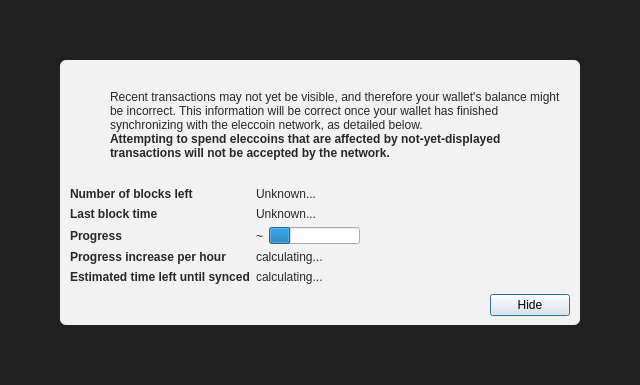
First picture: the form in src/qt/forms/modaloverlay.ui, repository eleccoin/eleccoin, before the edit.
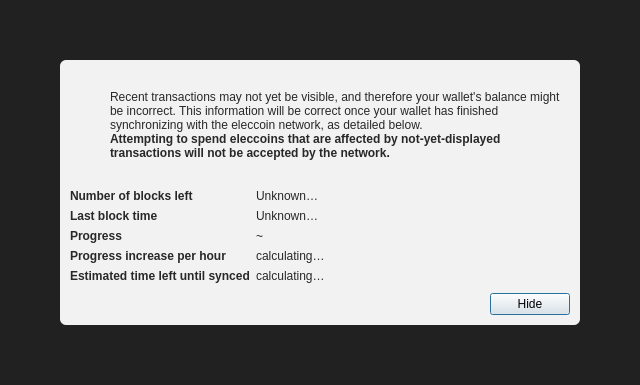
Second picture: the form after the edit. Icons and pictures are not drawn.

```diff
--- a/src/qt/forms/modaloverlay.ui
+++ b/src/qt/forms/modaloverlay.ui
@@ -219,7 +219,7 @@
            <item row="0" column="1">
             <widget class="QLabel" name="numberOfBlocksLeft">
              <property name="text">
-              <string>Unknown...</string>
+              <string>Unknown…</string>
              </property>
             </widget>
            </item>
@@ -245,7 +245,7 @@
               </sizepolicy>
              </property>
              <property name="text">
-              <string>Unknown...</string>
+              <string>Unknown…</string>
              </property>
             </widget>
            </item>
@@ -271,16 +271,6 @@
                </property>
               </widget>
              </item>
-             <item>
-              <widget class="QProgressBar" name="progressBar">
-               <property name="value">
-                <number>24</number>
-               </property>
-               <property name="format">
-                <string/>
-               </property>
-              </widget>
-             </item>
             </layout>
            </item>
            <item row="4" column="0">
@@ -299,7 +289,7 @@
            <item row="4" column="1">
             <widget class="QLabel" name="progressIncreasePerH">
              <property name="text">
-              <string>calculating...</string>
+              <string>calculating…</string>
              </property>
             </widget>
            </item>
@@ -319,7 +309,7 @@
            <item row="5" column="1">
             <widget class="QLabel" name="expectedTimeLeft">
              <property name="text">
-              <string>calculating...</string>
+              <string>calculating…</string>
              </property>
             </widget>
            </item>
```
